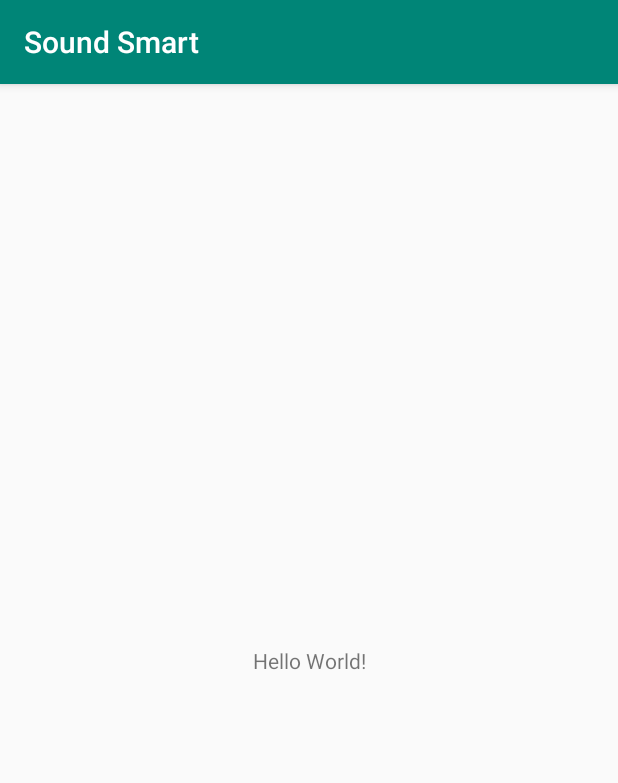
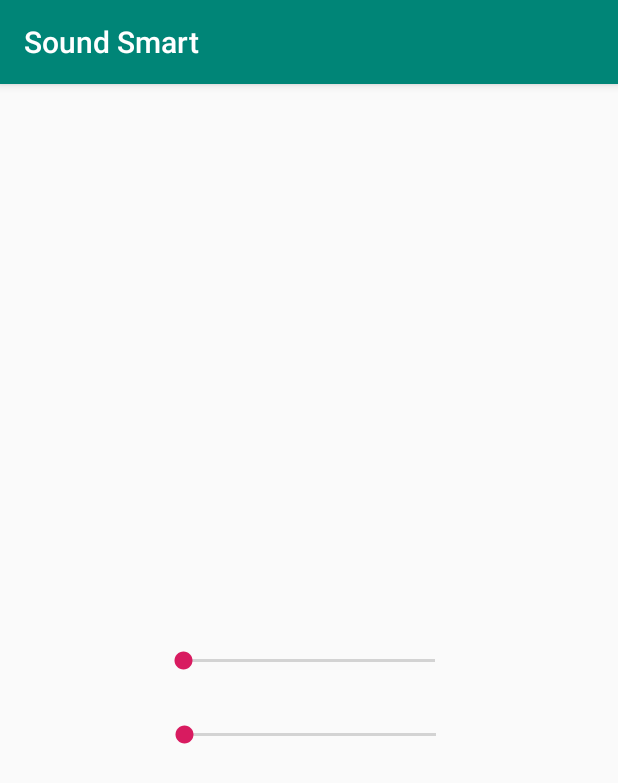
Before and after one commit to apanpanpan/SmartVolume, an Android app: the screen it shows after launch (MainActivity), on a phone screen of 412 x 824 dp. Shown: the top 783 px of the screen. Run offline under Robolectric (Android 15) with nearby library versions, the phone set to English and light mode, and no system bars.

```diff
--- a/app/src/main/java/com/example/soundsmart/MainActivity.java
+++ b/app/src/main/java/com/example/soundsmart/MainActivity.java
@@ -1,14 +1,86 @@
 package com.example.soundsmart;
-
 import androidx.appcompat.app.AppCompatActivity;
 
+import android.content.Context;
+import android.media.AudioManager;
 import android.os.Bundle;
+import android.widget.SeekBar;
 
 public class MainActivity extends AppCompatActivity {
 
+
+    private SeekBar volumeSeekBar = null;
+    private SeekBar volumeSeekBar1 = null;
+    private AudioManager audioManager = null;
     @Override
     protected void onCreate(Bundle savedInstanceState) {
         super.onCreate(savedInstanceState);
         setContentView(R.layout.activity_main);
+        initControlsForMax();
+        initControlsForMin();
     }
+
+    private void initControlsForMin(){
+        volumeSeekBar1 = findViewById(R.id.seekBar2);
+        audioManager = (AudioManager)getSystemService(Context.AUDIO_SERVICE);
+        volumeSeekBar1.setMax(audioManager.getStreamMaxVolume(AudioManager.STREAM_MUSIC));
+        volumeSeekBar1.setProgress(audioManager.getStreamVolume(AudioManager.STREAM_MUSIC));
+
+
+        volumeSeekBar1.setOnSeekBarChangeListener(new SeekBar.OnSeekBarChangeListener() {
+            @Override
+            public void onProgressChanged(SeekBar seekBar, int progress, boolean fromUser) {
+                int curr = audioManager.getStreamVolume(AudioManager.STREAM_MUSIC);
+                if(curr < progress){
+                    audioManager.setStreamVolume(AudioManager.STREAM_MUSIC,progress,0);
+                }
+            }
+
+            @Override
+            public void onStartTrackingTouch(SeekBar seekBar) {
+
+            }
+
+            @Override
+            public void onStopTrackingTouch(SeekBar seekBar) {
+
+            }
+        });
+
+    }
+
+    private void initControlsForMax(){
+        try{
+            volumeSeekBar = findViewById(R.id.seekBar);
+            audioManager = (AudioManager)getSystemService(Context.AUDIO_SERVICE);
+            volumeSeekBar.setMax(audioManager.getStreamMaxVolume(AudioManager.STREAM_MUSIC));
+            volumeSeekBar.setProgress(audioManager.getStreamVolume(AudioManager.STREAM_MUSIC));
+
+
+            volumeSeekBar.setOnSeekBarChangeListener(new SeekBar.OnSeekBarChangeListener() {
+                @Override
+                public void onProgressChanged(SeekBar seekBar, int progress, boolean fromUser) {
+                    int cur = audioManager.getStreamVolume(AudioManager.STREAM_MUSIC);
+                    if(cur > progress) {
+                        audioManager.setStreamVolume(AudioManager.STREAM_MUSIC, progress, 0);
+                    }
+                }
+
+                @Override
+                public void onStartTrackingTouch(SeekBar seekBar) {
+
+                }
+
+                @Override
+                public void onStopTrackingTouch(SeekBar seekBar) {
+
+                }
+            });
+        }catch(Exception e ){
+            e.printStackTrace();
+        }
+
+    }
+
+
 }
--- a/app/src/main/res/layout/activity_main.xml
+++ b/app/src/main/res/layout/activity_main.xml
@@ -6,13 +6,24 @@
     android:layout_height="match_parent"
     tools:context=".MainActivity">
 
-    <TextView
-        android:layout_width="wrap_content"
+    <SeekBar
+        android:id="@+id/seekBar"
+        android:layout_width="200dp"
         android:layout_height="wrap_content"
-        android:text="Hello World!"
         app:layout_constraintBottom_toBottomOf="parent"
-        app:layout_constraintLeft_toLeftOf="parent"
-        app:layout_constraintRight_toRightOf="parent"
+        app:layout_constraintEnd_toEndOf="parent"
+        app:layout_constraintStart_toStartOf="parent"
         app:layout_constraintTop_toTopOf="parent" />
 
+    <SeekBar
+        android:id="@+id/seekBar2"
+        android:layout_width="200dp"
+        android:layout_height="wrap_content"
+        app:layout_constraintBottom_toBottomOf="parent"
+        app:layout_constraintEnd_toEndOf="parent"
+        app:layout_constraintHorizontal_bias="0.502"
+        app:layout_constraintStart_toStartOf="parent"
+        app:layout_constraintTop_toBottomOf="@+id/seekBar"
+        app:layout_constraintVertical_bias="0.088" />
+
 </androidx.constraintlayout.widget.ConstraintLayout>
```
